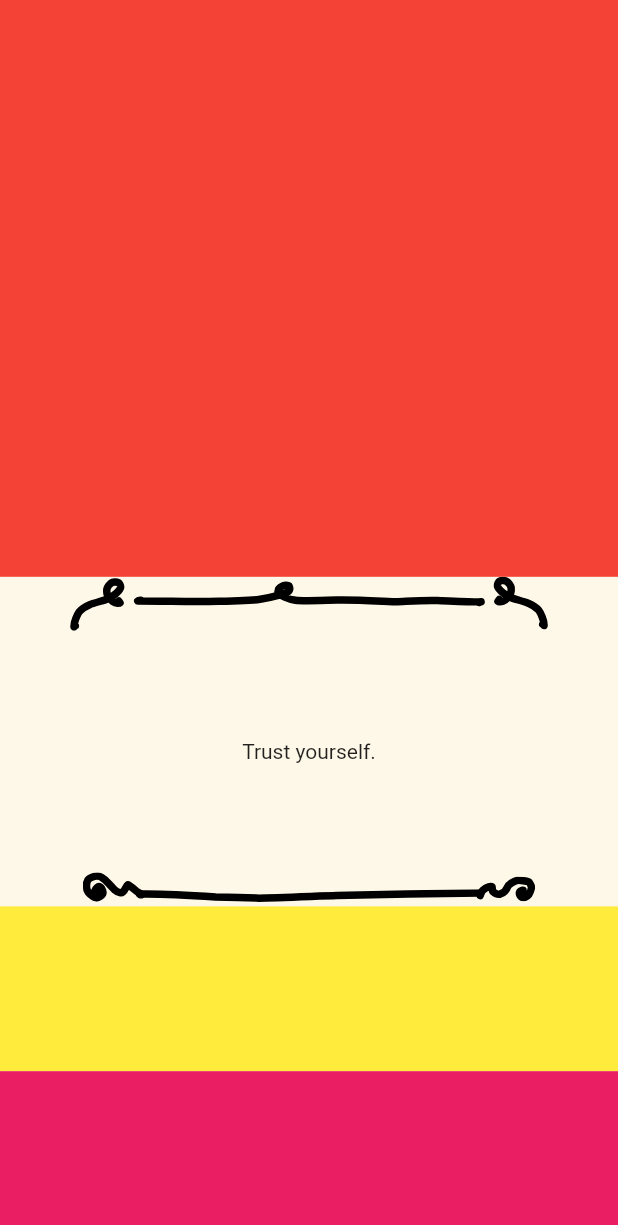
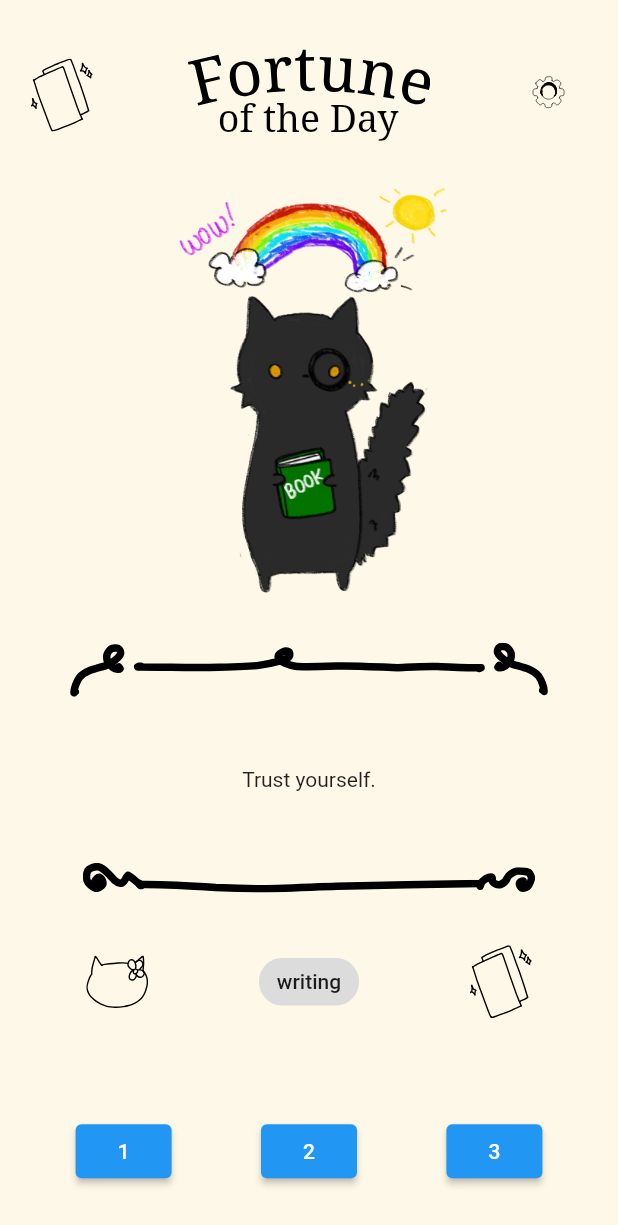
Before and after one commit to Xavier-MD/fortune_cat, a Flutter app: the screen it shows after launch, on a phone screen of 412 x 824 dp. Shown: the top 1225 px of the screen. Run offline on Flutter 3.47's test engine with Material 2 defaults, Android fonts, the phone set to English and light mode, and no system bars; our stand-ins replace flutter_svg, responsive_sizer.

Commit message:
Finalizing homepage layout.

```diff
--- a/lib/functions/select_random_list_item.dart
+++ /dev/null
@@ -1,6 +0,0 @@
-import 'dart:math';
-
-T selectRandomListItem<T>(List<T> list, Random random) {
-  int randomNumber = random.nextInt(list.length);
-  return list[randomNumber];
-}
--- a/lib/ui/pages/home_page.dart
+++ b/lib/ui/pages/home_page.dart
@@ -1,10 +1,10 @@
 import 'dart:math';
 
 import 'package:flutter/material.dart';
-import 'package:fortune_cat/functions/select_random_list_item.dart';
 import 'package:fortune_cat/models/asset_lists.dart';
 import 'package:fortune_cat/models/text_lists.dart';
 import 'package:fortune_cat/ui/components/fc_svg.dart';
+import 'package:responsive_sizer/responsive_sizer.dart';
 
 class HomePage extends StatefulWidget {
   const HomePage({super.key});
@@ -69,30 +69,87 @@ class _HomePageState extends State<HomePage> {
     initializeAssets();
   }
 
+  Widget catAssetLayer(String assetPath) {
+    return Image(
+      fit: BoxFit.contain,
+      image: AssetImage(assetPath),
+    );
+  }
+
   @override
   Widget build(BuildContext context) {
     return Scaffold(
       body: SafeArea(
+        minimum: EdgeInsets.fromLTRB(5.0.w, 8.0.w, 5.0.w, 0),
         child: Flex(
           direction: Axis.vertical,
           children: [
+            // Cat Picture Section
             Flexible(
               flex: 7,
-              child: Container(
-                color: Colors.red,
+              child: Column(
+                children: [
+                  Flexible(
+                    flex: 2,
+                    fit: FlexFit.tight,
+                    child: Row(
+                      mainAxisAlignment: MainAxisAlignment.spaceBetween,
+                      children: [
+                        FcSvg(
+                          assetName: 'assets/vectors/icons/tarot_icon.svg',
+                          width: 10.0.w,
+                          color: Colors.black,
+                        ),
+                        FcSvg(
+                          assetName: 'assets/vectors/text/home_text.svg',
+                          width: 40.0.w,
+                          color: Colors.black,
+                        ),
+                        FcSvg(
+                          assetName: 'assets/vectors/icons/settings_icon.svg',
+                          width: 10.0.w,
+                          color: Colors.black,
+                        ),
+                      ],
+                    ),
+                  ),
+                  Spacer(
+                    flex: 1,
+                  ),
+                  Flexible(
+                    flex: 10,
+                    child: Stack(
+                      children: [
+                        catAssetLayer(selectedVibe),
+                        catAssetLayer(selectedCat),
+                        catAssetLayer(selectedEyeAccessory),
+                        catAssetLayer(selectedHeadAccessory),
+                        catAssetLayer(selectedPawAccessory),
+                      ],
+                    ),
+                  ),
+                ],
               ),
             ),
 
             // Fortune Quote Section
             Flexible(
-              flex: 4,
+              flex: 3,
+              child: SizedBox(
+                width: 80.0.w,
                 child: Column(
                   children: [
                     FcSvg(
                         assetName:
                             'assets/vectors/decor/quote_upper_bracket.svg'),
                     const Spacer(),
-                  Text(selectedQuote),
+                    SizedBox(
+                      width: 70.0.w,
+                      child: Text(
+                        selectedQuote,
+                        textAlign: TextAlign.center,
+                      ),
+                    ),
                     const Spacer(),
                     FcSvg(
                         assetName:
@@ -100,17 +157,52 @@ class _HomePageState extends State<HomePage> {
                   ],
                 ),
               ),
+            ),
 
+            // Third Section
             Flexible(
               flex: 2,
-              child: Container(
-                color: Colors.yellow,
+              fit: FlexFit.tight,
+              child: Row(
+                mainAxisAlignment: MainAxisAlignment.spaceAround,
+                children: [
+                  FcSvg(
+                    assetName: 'assets/vectors/icons/cat_icon.svg',
+                    width: 10.0.w,
+                    color: Colors.black,
+                  ),
+                  Chip(
+                    label: Text('writing'),
+                  ),
+                  FcSvg(
+                    assetName: 'assets/vectors/icons/tarot_icon.svg',
+                    width: 10.0.w,
+                    color: Colors.black,
+                  ),
+                ],
               ),
             ),
+
+            // Fourth Section
             Flexible(
               flex: 2,
-              child: Container(
-                color: Colors.pink,
+              fit: FlexFit.tight,
+              child: Row(
+                mainAxisAlignment: MainAxisAlignment.spaceAround,
+                children: [
+                  ElevatedButton(
+                    onPressed: (() => {}),
+                    child: Text('1'),
+                  ),
+                  ElevatedButton(
+                    onPressed: (() => {}),
+                    child: Text('2'),
+                  ),
+                  ElevatedButton(
+                    onPressed: (() => {}),
+                    child: Text('3'),
+                  ),
+                ],
               ),
             ),
           ],
--- a/pubspec.yaml
+++ b/pubspec.yaml
@@ -30,5 +30,6 @@ flutter:
     - assets/images/accessories/head/
     - assets/images/accessories/paws/
     - assets/images/accessories/vibes/
+    - assets/vectors/decor/
     - assets/vectors/icons/
-    - assets/vectors/decor/
+    - assets/vectors/text/
```
Also changed, not shown: assets/vectors/text/home_text.svg (added). Lines whose indentation alone changed are shown as unchanged.
